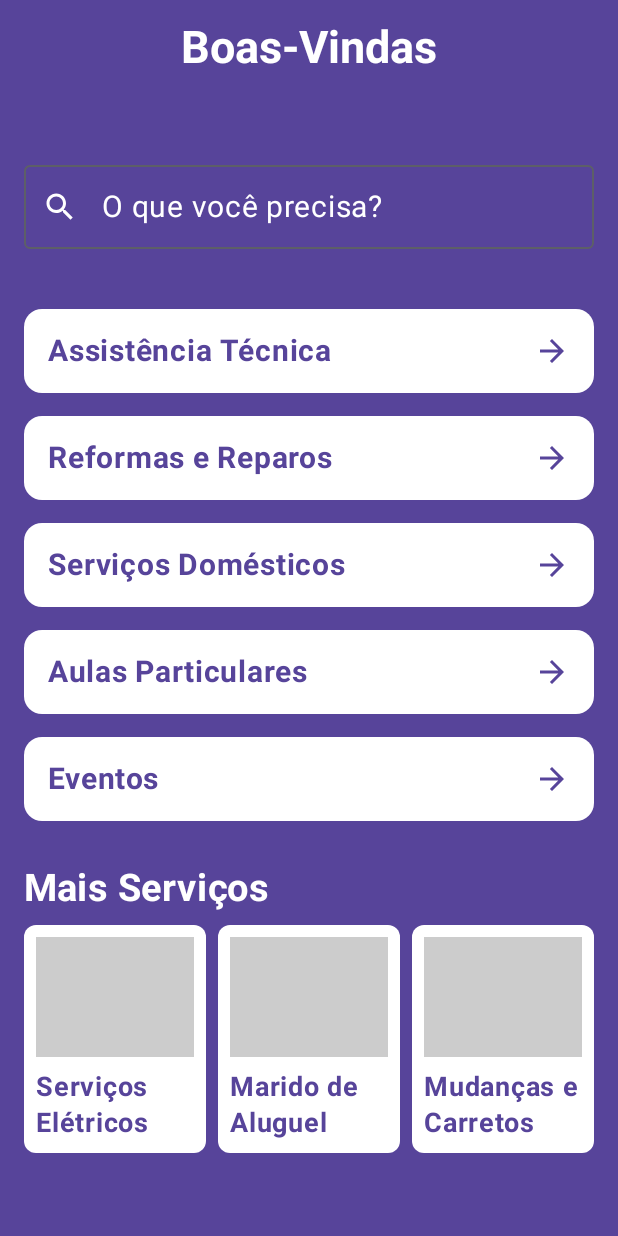
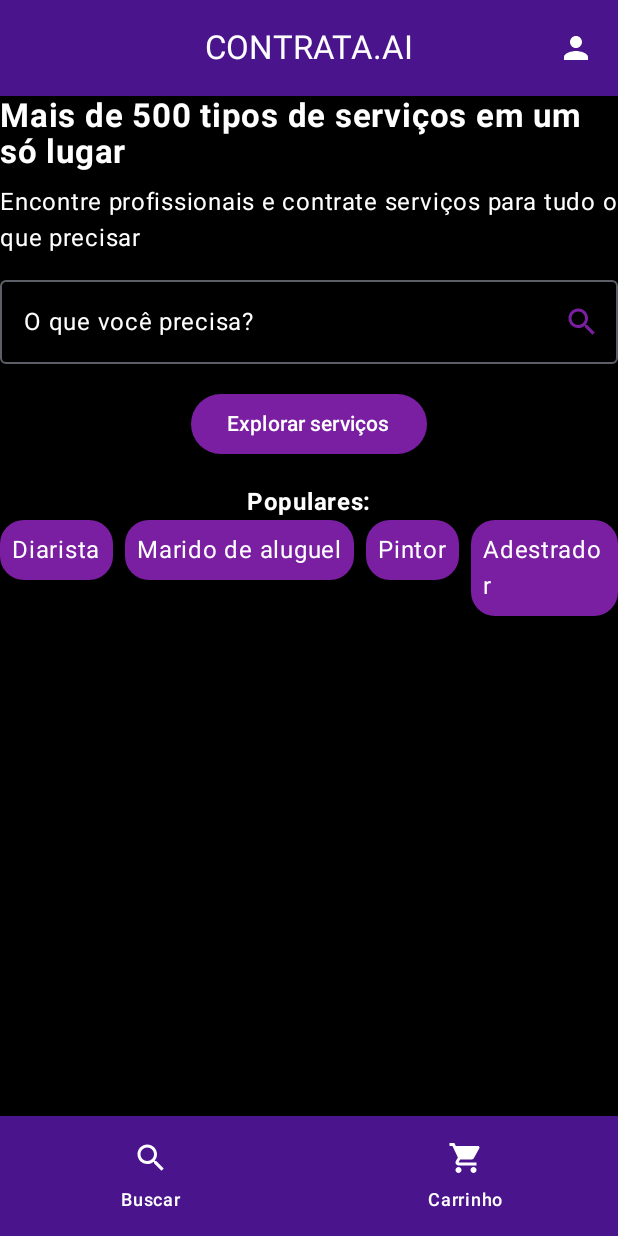
Before and after one commit to EnzoPierazoli/ContrataAI, an Android app built with Jetpack Compose: the HomePage screen opened through its navigation route, on a phone screen of 412 x 824 dp. Run offline under Robolectric (Android 15) with nearby library versions, the phone set to English and light mode, and no system bars.

Commit message:
Correção bug:
1- TextField tela Login e Cadastro resolvidas.

2- Escrita no TextField da homepage alterada pra branco visando melhor visibilidade

```diff
--- a/app/src/main/java/br/com/fiap/contrataa/screens/CadastroScreen.kt
+++ b/app/src/main/java/br/com/fiap/contrataa/screens/CadastroScreen.kt
@@ -122,7 +122,7 @@ private fun CadastroForm(navController: NavHostController) {
             contentDescription = "Logo",
             modifier = Modifier
                 .size(240.dp)
-                .padding(bottom = 24.dp)
+                .padding(bottom = 12.dp)
                 .background(Color(0xFF6141AC))
         )
         Text(
@@ -130,9 +130,8 @@ private fun CadastroForm(navController: NavHostController) {
             fontSize = 24.sp,
             textAlign = TextAlign.Center,
             color = colorResource(id = R.color.CorDoTexto),
-            modifier = Modifier.padding(bottom = 64.dp)
+            modifier = Modifier.padding(bottom = 32.dp)
         )
-
 
         TextField(
             value = username,
@@ -141,23 +140,25 @@ private fun CadastroForm(navController: NavHostController) {
             shape = RoundedCornerShape(8.dp),
             modifier = Modifier
                 .fillMaxWidth(0.6f)
-                .height(32.dp)
+                .height(56.dp)
         )
 
-        Spacer(modifier = Modifier.height(28.dp))
+        Spacer(modifier = Modifier.height(10.dp))
+
 
         TextField(
-            value = username,
-            onValueChange = { username = it },
+            value = email,
+            onValueChange = { email = it },
             label = { Text("Email", fontSize = 14.sp) },
             shape = RoundedCornerShape(8.dp),
             modifier = Modifier
                 .fillMaxWidth(0.6f)
-                .height(32.dp)
+                .height(56.dp)
         )
 
-        Spacer(modifier = Modifier.height(28.dp))
+        Spacer(modifier = Modifier.height(10.dp))
 
+        // Campo de Senha
         TextField(
             value = password,
             onValueChange = { password = it },
@@ -166,10 +167,11 @@ private fun CadastroForm(navController: NavHostController) {
             shape = RoundedCornerShape(8.dp),
             modifier = Modifier
                 .fillMaxWidth(0.6f)
-                .height(32.dp)
+                .height(56.dp)
         )
 
-        Spacer(modifier = Modifier.height(28.dp))
+        Spacer(modifier = Modifier.height(10.dp))
+
 
         TextField(
             value = confirmPassword,
@@ -179,10 +181,11 @@ private fun CadastroForm(navController: NavHostController) {
             shape = RoundedCornerShape(8.dp),
             modifier = Modifier
                 .fillMaxWidth(0.6f)
-                .height(32.dp)
+                .height(56.dp)
         )
 
-        Spacer(modifier = Modifier.height(32.dp))
+        Spacer(modifier = Modifier.height(10.dp))
+
 
         Button(
             onClick = {
@@ -195,7 +198,7 @@ private fun CadastroForm(navController: NavHostController) {
             colors = ButtonDefaults.buttonColors(
                 containerColor = (colorResource(id = R.color.CorDoBotao)),
                 contentColor = Color.Black
-                )
+            )
         ) {
             Text(
                 text = "Cadastrar",
--- a/app/src/main/java/br/com/fiap/contrataa/screens/HomePage.kt
+++ b/app/src/main/java/br/com/fiap/contrataa/screens/HomePage.kt
@@ -1,46 +1,33 @@
 package br.com.fiap.contrataa.screens
 
-import androidx.compose.material.icons.filled.Home
 import android.os.Bundle
 import androidx.activity.ComponentActivity
 import androidx.activity.compose.setContent
+import androidx.activity.enableEdgeToEdge
 import androidx.compose.foundation.background
 import androidx.compose.foundation.clickable
 import androidx.compose.foundation.layout.*
 import androidx.compose.foundation.shape.RoundedCornerShape
+import androidx.compose.material3.*
 import androidx.compose.material.icons.Icons
-import androidx.compose.material.icons.filled.*
-import androidx.compose.material3.*
+import androidx.compose.material.icons.filled.Person
+import androidx.compose.material.icons.filled.Search
+import androidx.compose.material.icons.filled.ShoppingCart
 import androidx.compose.runtime.*
 import androidx.compose.ui.Alignment
 import androidx.compose.ui.Modifier
 import androidx.compose.ui.graphics.Color
-import androidx.compose.ui.res.painterResource
 import androidx.compose.ui.text.font.FontWeight
 import androidx.compose.ui.unit.dp
 import androidx.compose.ui.unit.sp
-import androidx.compose.foundation.background
-import androidx.compose.foundation.clickable
-import androidx.compose.foundation.layout.*
-import androidx.compose.material3.*
-import androidx.compose.material.icons.filled.Person
-import androidx.compose.material.icons.filled.Search
-import androidx.compose.material.icons.filled.ShoppingCart
-import androidx.compose.runtime.*
-import androidx.compose.ui.res.painterResource
-import androidx.compose.ui.unit.dp
-import androidx.compose.ui.unit.sp
 import androidx.compose.ui.tooling.preview.Preview
-import androidx.compose.material3.Icon
-import androidx.compose.material3.IconButton
-import androidx.compose.material.icons.filled.Person
 
+// Definição de cores para o tema preto e roxo
+val DarkPurple = Color(0xFF4A148C)
+val LightPurple = Color(0xFF7B1FA2)
+val BackgroundColor = Color.Black
+val TextColor = Color.White
 
-// Definição de cores
-val DarkPurple = Color(0xFF57449a)
-val LightPurple = Color(0xFF7B1FA2)
-val BackgroundColor = DarkPurple
-val Button = Color.White
 
 @Composable
 fun HomePage() {
@@ -48,6 +35,7 @@ fun HomePage() {
         Scaffold(
             modifier = Modifier.fillMaxSize(),
             topBar = { TopBar() },
+            bottomBar = { BottomBar() }
         ) { innerPadding ->
             MainContent(Modifier.padding(innerPadding))
         }
@@ -58,9 +46,34 @@ fun HomePage() {
 @Composable
 fun TopBar() {
     CenterAlignedTopAppBar(
-        title = { Text("Boas-Vindas", fontSize = 30.sp, fontWeight = FontWeight.Bold, color = Color.White) },
+        title = { Text("CONTRATA.AI", color = TextColor) },
+        actions = {
+            IconButton(onClick = { /* TODO */ }) {
+                Icon(Icons.Default.Person, contentDescription = "Perfil", tint = TextColor)
+            }
+        },
         colors = TopAppBarDefaults.centerAlignedTopAppBarColors(containerColor = DarkPurple)
     )
+}
+
+@Composable
+fun BottomBar() {
+    NavigationBar(
+        containerColor = DarkPurple
+    ) {
+        NavigationBarItem(
+            icon = { Icon(Icons.Default.Search, contentDescription = "Buscar", tint = TextColor) },
+            label = { Text("Buscar", color = TextColor) },
+            selected = false,
+            onClick = { /* TODO */ }
+        )
+        NavigationBarItem(
+            icon = { Icon(Icons.Default.ShoppingCart, contentDescription = "Carrinho", tint = TextColor) },
+            label = { Text("Carrinho", color = TextColor) },
+            selected = false,
+            onClick = { /* TODO */ }
+        )
+    }
 }
 
 @Composable
@@ -68,132 +81,75 @@ fun MainContent(modifier: Modifier = Modifier) {
     Column(
         modifier = modifier
             .fillMaxSize()
-            .background(BackgroundColor)
-            .padding(16.dp),
-        horizontalAlignment = Alignment.Start
+            .background(BackgroundColor),
+        horizontalAlignment = Alignment.CenterHorizontally
     ) {
-        Spacer(modifier = Modifier.height(30.dp))
+        Text("Mais de 500 tipos de serviços em um só lugar", fontSize = 22.sp, fontWeight = FontWeight.Bold, color = TextColor)
+        Spacer(modifier = Modifier.height(8.dp))
+        Text("Encontre profissionais e contrate serviços para tudo o que precisar", color = TextColor)
+
+        Spacer(modifier = Modifier.height(16.dp))
+
+        var searchText by remember { mutableStateOf("") }
         OutlinedTextField(
-            value = "",
-            onValueChange = {},
-            placeholder = { Text("O que você precisa?", fontSize = 20.sp, color = Color.White) },
+            value = searchText,
+            onValueChange = { searchText = it },
+            placeholder = { Text("O que você precisa?", color = TextColor) },
             modifier = Modifier.fillMaxWidth(),
-            leadingIcon = {
-                Icon(Icons.Default.Search, contentDescription = "Buscar", tint = Color.White)
-            }
+            trailingIcon = {
+                Icon(Icons.Default.Search, contentDescription = "Buscar", tint = LightPurple)
+            },
+            colors = OutlinedTextFieldDefaults.colors(
+                focusedTextColor = Color.White, // Define a cor do texto quando o campo está focado
+                cursorColor = TextColor,
+                disabledBorderColor = DarkPurple
+            )
         )
-        Spacer(modifier = Modifier.height(40.dp))
-        Card(
-            modifier = Modifier.fillMaxWidth(),
-            colors = CardDefaults.cardColors(containerColor = Button)
+
+
+        Spacer(modifier = Modifier.height(16.dp))
+
+        Button(
+            onClick = { /* TODO */ },
+            colors = ButtonDefaults.buttonColors(containerColor = LightPurple)
         ) {
-            Row(
-                modifier = Modifier.padding(16.dp),
-                verticalAlignment = Alignment.CenterVertically
-            ) {
-                Column {
-                    Text("Assistência Técnica", fontSize = 20.sp, fontWeight = FontWeight.Bold, color = DarkPurple)
-                }
-                Spacer(modifier = Modifier.weight(1f))
-                Icon(Icons.Default.ArrowForward, contentDescription = "Ir", tint = DarkPurple)
-            }
-        }
-        Spacer(modifier = Modifier.height(15.dp))
-        Card(
-            modifier = Modifier.fillMaxWidth(),
-            colors = CardDefaults.cardColors(containerColor = Button)
-        ) {
-            Row(
-                modifier = Modifier.padding(16.dp),
-                verticalAlignment = Alignment.CenterVertically
-            ) {
-                Column {
-                    Text("Reformas e Reparos", fontSize = 20.sp, fontWeight = FontWeight.Bold, color = DarkPurple)
-                }
-                Spacer(modifier = Modifier.weight(1f))
-                Icon(Icons.Default.ArrowForward, contentDescription = "Ir", tint = DarkPurple)
-            }
-        }
-        Spacer(modifier = Modifier.height(15.dp))
-        Card(
-            modifier = Modifier.fillMaxWidth(),
-            colors = CardDefaults.cardColors(containerColor = Button)
-        ) {
-            Row(
-                modifier = Modifier.padding(16.dp),
-                verticalAlignment = Alignment.CenterVertically
-            ) {
-                Column {
-                    Text("Serviços Domésticos", fontSize = 20.sp, fontWeight = FontWeight.Bold, color = DarkPurple)
-                }
-                Spacer(modifier = Modifier.weight(1f))
-                Icon(Icons.Default.ArrowForward, contentDescription = "Ir", tint = DarkPurple)
-            }
-        }
-        Spacer(modifier = Modifier.height(15.dp))
-        Card(
-            modifier = Modifier.fillMaxWidth(),
-            colors = CardDefaults.cardColors(containerColor = Button)
-        ) {
-            Row(
-                modifier = Modifier.padding(16.dp),
-                verticalAlignment = Alignment.CenterVertically
-            ) {
-                Column {
-                    Text("Aulas Particulares", fontSize = 20.sp, fontWeight = FontWeight.Bold, color = DarkPurple)
-                }
-                Spacer(modifier = Modifier.weight(1f))
-                Icon(Icons.Default.ArrowForward, contentDescription = "Ir", tint = DarkPurple)
-            }
-        }
-        Spacer(modifier = Modifier.height(15.dp))
-        Card(
-            modifier = Modifier.fillMaxWidth(),
-            colors = CardDefaults.cardColors(containerColor = Button)
-        ) {
-            Row(
-                modifier = Modifier.padding(16.dp),
-                verticalAlignment = Alignment.CenterVertically
-            ) {
-                Column {
-                    Text("Eventos", fontSize = 20.sp, fontWeight = FontWeight.Bold, color = DarkPurple)
-                }
-                Spacer(modifier = Modifier.weight(1f))
-                Icon(Icons.Default.ArrowForward, contentDescription = "Ir", tint = DarkPurple)
-            }
+            Text("Explorar serviços", color = TextColor)
         }
 
-        Spacer(modifier = Modifier.height(30.dp))
-        Text("Mais Serviços", fontSize = 25.sp, fontWeight = FontWeight.Bold, color = Color.White)
-        Spacer(modifier = Modifier.height(10.dp))
-        RepairServices()
-    }
-}
+        Spacer(modifier = Modifier.height(16.dp))
 
-@Composable
-fun RepairServices() {
-    Row(modifier = Modifier.fillMaxWidth(), horizontalArrangement = Arrangement.spacedBy(8.dp)) {
-        listOf("Serviços Elétricos", "Marido de Aluguel", "Mudanças e Carretos").forEach { service ->
-            Card(
-                modifier = Modifier.weight(1f),
-                shape = RoundedCornerShape(8.dp),
-                colors = CardDefaults.cardColors(containerColor = Color.White)
-            ) {
-                Column(modifier = Modifier.padding(8.dp)) {
-                    Box(modifier = Modifier
-                        .height(80.dp)
-                        .fillMaxWidth()
-                        .background(Color.LightGray))
-                    Spacer(modifier = Modifier.height(8.dp))
-                    Text(service, fontSize = 18.sp, fontWeight = FontWeight.Bold, color = DarkPurple)
-                }
+        // Lista de serviços populares
+        Text("Populares:", fontWeight = FontWeight.Bold, color = TextColor)
+        Row(
+            modifier = Modifier.fillMaxWidth(),
+            horizontalArrangement = Arrangement.spacedBy(8.dp)
+        ) {
+            listOf(
+                "Diarista",
+                "Marido de aluguel",
+                "Pintor",
+                "Adestrador",
+                "Encanador"
+            ).forEach {
+                Chip(it)
             }
         }
     }
 }
 
+@Composable
+fun Chip(text: String) {
+    Card(
+        shape = RoundedCornerShape(16.dp),
+        colors = CardDefaults.cardColors(containerColor = LightPurple),
+        modifier = Modifier.clickable { /* TODO */ }
+    ) {
+        Text(text, modifier = Modifier.padding(8.dp), color = TextColor)
+    }
+}
+
 @Preview(showBackground = true, showSystemUi = true)
 @Composable
-fun PreviewHomePage() {
+fun PreviewMainContent() {
     HomePage()
 }
--- a/app/src/main/java/br/com/fiap/contrataa/screens/LoginScreen.kt
+++ b/app/src/main/java/br/com/fiap/contrataa/screens/LoginScreen.kt
@@ -12,15 +12,17 @@ import androidx.compose.foundation.layout.padding
 import androidx.compose.foundation.layout.size
 import androidx.compose.foundation.layout.width
 import androidx.compose.foundation.shape.RoundedCornerShape
+import androidx.compose.foundation.text.KeyboardOptions
 import androidx.compose.material3.Button
 import androidx.compose.material3.ButtonDefaults
-import androidx.compose.material3.MaterialTheme
+
 import androidx.compose.material3.Text
 import androidx.compose.material3.TextField
 import androidx.compose.runtime.Composable
 import androidx.compose.runtime.getValue
 import androidx.compose.runtime.mutableStateOf
-import androidx.compose.runtime.remember
+
+import androidx.compose.runtime.saveable.rememberSaveable
 import androidx.compose.runtime.setValue
 import androidx.compose.ui.Alignment
 import androidx.compose.ui.Modifier
@@ -109,8 +111,8 @@ fun LoginScreen(navController: NavHostController) {
 
 @Composable
 private fun LoginForm(navController: NavHostController) {
-    var username by remember { mutableStateOf("") }
-    var password by remember { mutableStateOf("") }
+    var username by rememberSaveable { mutableStateOf("") }
+    var password by rememberSaveable { mutableStateOf("") }
 
     Column(
         horizontalAlignment = Alignment.CenterHorizontally,
@@ -151,13 +153,13 @@ private fun LoginForm(navController: NavHostController) {
             onValueChange = { username = it },
             label = { Text("Nome de Usuário", fontSize = 14.sp) },
             shape = RoundedCornerShape(8.dp),
+            keyboardOptions = KeyboardOptions.Default,
             modifier = Modifier
                 .fillMaxWidth(0.6f)
-                .height(32.dp)
+                .height(56.dp)
         )
 
-
-        Spacer(modifier = Modifier.height(28.dp))
+        Spacer(modifier = Modifier.height(12.dp))
 
 
         TextField(
@@ -165,10 +167,11 @@ private fun LoginForm(navController: NavHostController) {
             onValueChange = { password = it },
             label = { Text("Senha", fontSize = 14.sp) },
             visualTransformation = PasswordVisualTransformation(),
+            keyboardOptions = KeyboardOptions.Default,
             shape = RoundedCornerShape(8.dp),
             modifier = Modifier
                 .fillMaxWidth(0.6f)
-                .height(32.dp)
+                .height(56.dp)
         )
 
         Spacer(modifier = Modifier.height(24.dp))
@@ -193,7 +196,6 @@ private fun LoginForm(navController: NavHostController) {
             )
         }
 
-
         Spacer(modifier = Modifier.height(20.dp))
 
         Text(
@@ -214,7 +216,6 @@ private fun LoginForm(navController: NavHostController) {
                     navController.navigate("cadastro")
                 }
         )
-
     }
 }
 
```
